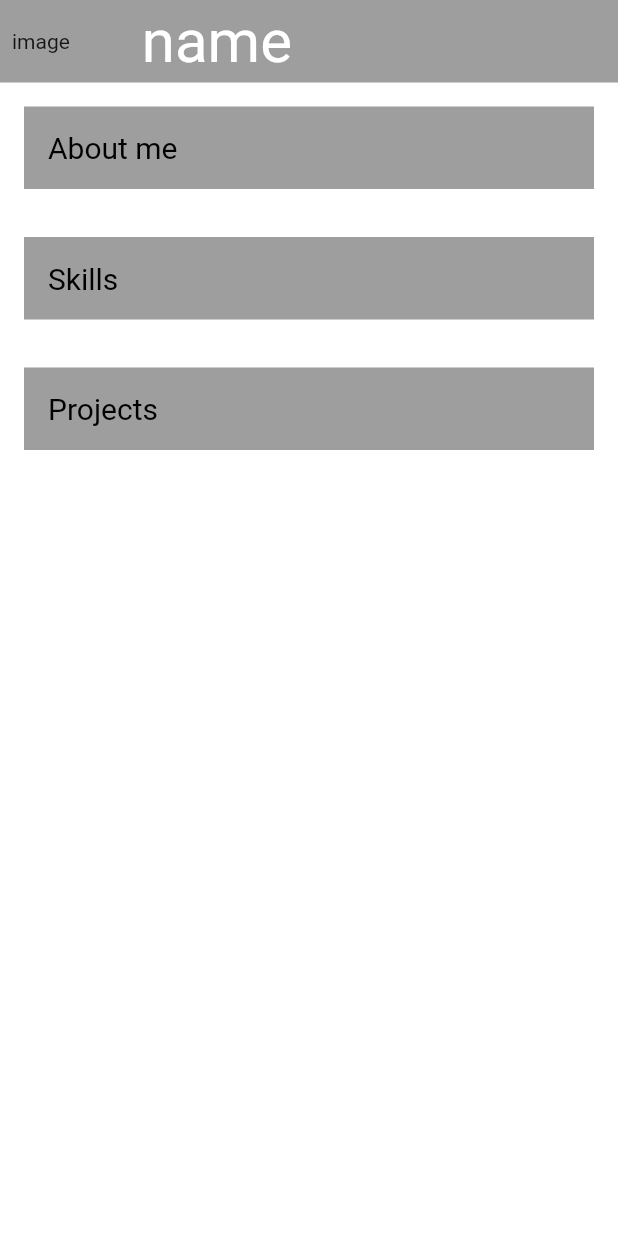
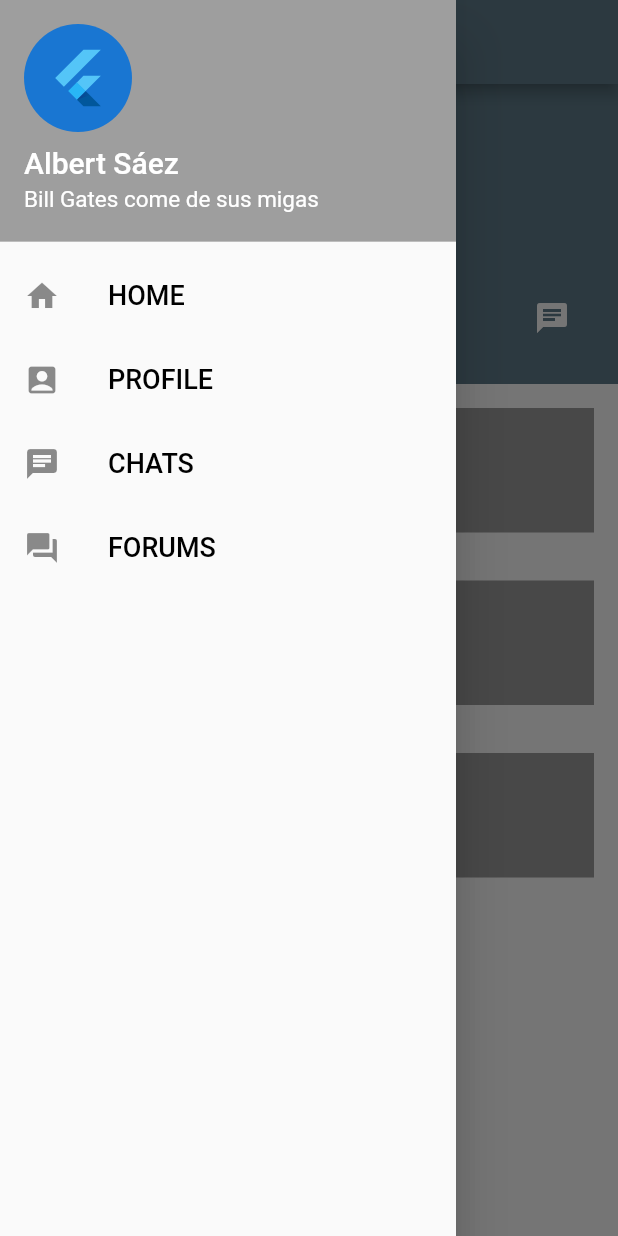
Before and after one commit to Looping-EA/frontend-looping-EA, a Flutter app: the screen it shows after launch, with the side drawer open (before the commit the screen has no drawer), on a phone screen of 412 x 824 dp. Run offline on Flutter 3.47's test engine with Material 2 defaults, Android fonts, the phone set to English and light mode, and no system bars.

Commit message:
Profile screen and Side Menu

```diff
--- a/lib/Screens/Profile/profile_screen.dart
+++ b/lib/Screens/Profile/profile_screen.dart
@@ -8,49 +8,159 @@ class ProfileScreen extends StatelessWidget {
   @override
   Widget build(BuildContext context) {
     return Scaffold(
+      //An App Bar is created with the name of the current page
+      appBar: AppBar(
+        backgroundColor: Colors.blueGrey,
+        title: Text('Profile'),
+      ),
+
+      //The drawer opens a side menu
+      drawer: SideMenu(),
+
+      //BackgroundColor of the page
       backgroundColor: Colors.white10,
+
+      //The body contains all the profile information
       body: Column(
         mainAxisAlignment: MainAxisAlignment.start,
         crossAxisAlignment: CrossAxisAlignment.stretch,
         children: [
+
+          //In this container there is the picture, name and icon to the chat
           Container(
-            color: Colors.grey,
+            height: 200.0,
+            color: Colors.blueGrey,
+            padding: const EdgeInsets.all(32.0),
+            child: Row(
+              crossAxisAlignment: CrossAxisAlignment.end,
+              children: [
+                Expanded(
                   child: Row(
                     mainAxisAlignment: MainAxisAlignment.start,
+                    crossAxisAlignment: CrossAxisAlignment.start,
                     children: [
                       //ImageBanner(),
                       Container(
-                  margin: const EdgeInsets.fromLTRB(4.0, 4.0, 4.0, 4.0),
-                  padding: const EdgeInsets.fromLTRB(4.0, 4.0, 4.0, 4.0),
+                        alignment: Alignment.bottomLeft,
+                        padding: const EdgeInsets.only(bottom: 8),
+                        width: 50.0,
+                        margin: const EdgeInsets.fromLTRB(4.0, 0.0, 4.0, 0.0),
+                        //padding: const EdgeInsets.fromLTRB(4.0, 4.0, 4.0, 4.0),
                         child: Text('image')
                       ),
                       Container(
-                  padding: const EdgeInsets.fromLTRB(40.0, 4.0, 4.0, 4.0),
-                  child: Text('name', style: TextStyle(fontSize: 40.0, color: Colors.white))
+                        alignment: Alignment.bottomLeft,
+                        padding: const EdgeInsets.fromLTRB(40.0, 0.0, 4.0, 0.0),
+                        child: Text('Albert Sáez', style: TextStyle(fontSize: 30.0, color: Colors.white))
                       ),
+                    ],
+                  )
+                ),
+                Icon(Icons.chat, color: Colors.white)
               ],
             ),
           ),
+
+          //This container contains the information about me
           Container(
             margin: const EdgeInsets.fromLTRB(16.0, 16.0, 16.0, 16.0),
             color: Colors.grey,
             padding: const EdgeInsets.fromLTRB(16.0, 16.0, 16.0, 16.0),
-            child: Text('About me', style: TextStyle(fontSize: 20.0, color: Colors.black)),
+            child: Column(
+              mainAxisAlignment: MainAxisAlignment.start,
+              crossAxisAlignment: CrossAxisAlignment.stretch,
+              children: [
+              Container(
+                child: Text('About me', style: TextStyle(fontSize: 20.0, color: Colors.black, fontWeight: FontWeight.bold))
                 ),
+              Container(
+                padding: const EdgeInsets.fromLTRB(0.0, 10.0, 0.0, 0.0),
+                child: Text('I love the Apple ecosystem', style: TextStyle(fontSize: 15.0, color: Colors.black))
+                ),
+            ],)
+          ),
+
+          //This container constains the information Skills
           Container(
             margin: const EdgeInsets.fromLTRB(16.0, 16.0, 16.0, 16.0),
             color: Colors.grey,
             padding: const EdgeInsets.fromLTRB(16.0, 16.0, 16.0, 16.0),
-            child: Text('Skills', style: TextStyle(fontSize: 20.0, color: Colors.black)),
+            child: Column(
+              mainAxisAlignment: MainAxisAlignment.start,
+              crossAxisAlignment: CrossAxisAlignment.stretch,
+              children: [
+              Container(
+                child: Text('Skills', style: TextStyle(fontSize: 20.0, color: Colors.black, fontWeight: FontWeight.bold))
                 ),
+              Container(
+                padding: const EdgeInsets.fromLTRB(0.0, 10.0, 0.0, 0.0),
+                child: Text('Hockey', style: TextStyle(fontSize: 15.0, color: Colors.black))
+                ),
+            ],)
+          ),
+
+          //This container contains the information of the Projects
           Container(
             margin: const EdgeInsets.fromLTRB(16.0, 16.0, 16.0, 16.0),
             color: Colors.grey,
             padding: const EdgeInsets.fromLTRB(16.0, 16.0, 16.0, 16.0),
-            child: Text('Projects', style: TextStyle(fontSize: 20.0, color: Colors.black)),
+            child: Column(
+              mainAxisAlignment: MainAxisAlignment.start,
+              crossAxisAlignment: CrossAxisAlignment.stretch,
+              children: [
+              Container(
+                child: Text('Projects', style: TextStyle(fontSize: 20.0, color: Colors.black, fontWeight: FontWeight.bold))
+                ),
+              Container(
+                padding: const EdgeInsets.fromLTRB(0.0, 10.0, 0.0, 0.0),
+                child: Text('Looping', style: TextStyle(fontSize: 15.0, color: Colors.black))
+                ),
+              ],
+            ),
           ),
         ],
       ),
     );
   }
 }
+
+//The SideMenu functions contains a basic information of the user and the different routes of the app
+class SideMenu extends StatelessWidget{
+  @override
+  Widget build(BuildContext context) {
+    return new Drawer(child: ListView(
+      children: <Widget>[
+        UserAccountsDrawerHeader(
+          accountName: new Text("Albert Sáez", style: TextStyle(fontSize: 20.0, color: Colors.white)),
+          accountEmail: new Text("Bill Gates come de sus migas", style: TextStyle(fontSize: 15.0, color: Colors.white)),
+          decoration: BoxDecoration(
+            color: Colors.grey,
+          ),
+          currentAccountPicture: const CircleAvatar(
+            child: FlutterLogo(size: 42.00)
+          ),
+        ),
+        ListTile(
+          title: Text("HOME", style: TextStyle(fontSize: 18.0, color: Colors.black)),
+          leading: const Icon(Icons.home),
+          //CUANDO SEPAMOS LAS RUTAS SE APLICA A CADA UNA
+          /*  onTap: (){
+            Navigator.pop(),
+          },*/
+        ),
+        ListTile(
+          title: Text("PROFILE", style: TextStyle(fontSize: 18.0, color: Colors.black)),
+          leading: const Icon(Icons.account_box),
+        ),
+        ListTile(
+          title: Text("CHATS", style: TextStyle(fontSize: 18.0, color: Colors.black)),
+          leading: const Icon(Icons.chat),
+        ),
+        ListTile(
+          title: Text("FORUMS", style: TextStyle(fontSize: 18.0, color: Colors.black)),
+          leading: const Icon(Icons.forum),
+        ),
+      ],
+    ));
+  }
+}
```
Lines whose indentation alone changed are shown as unchanged.
